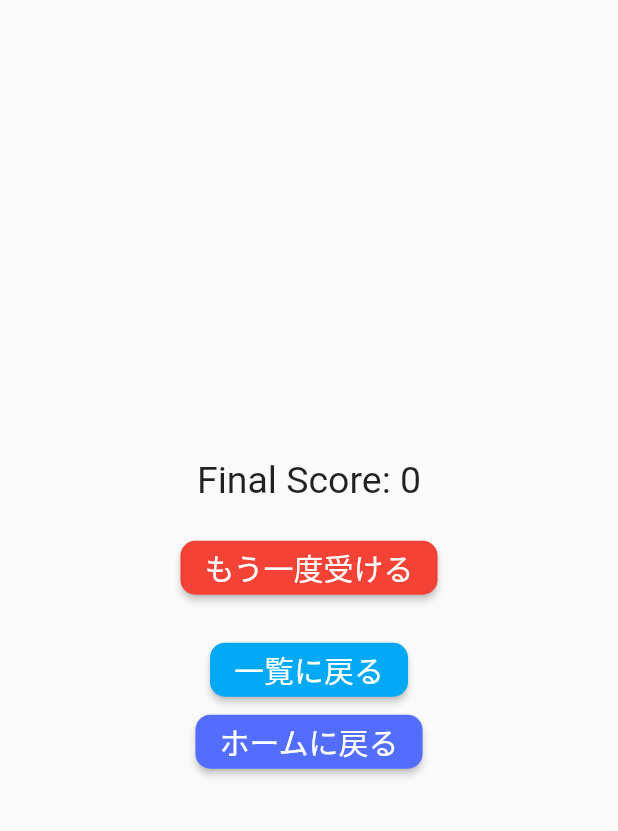
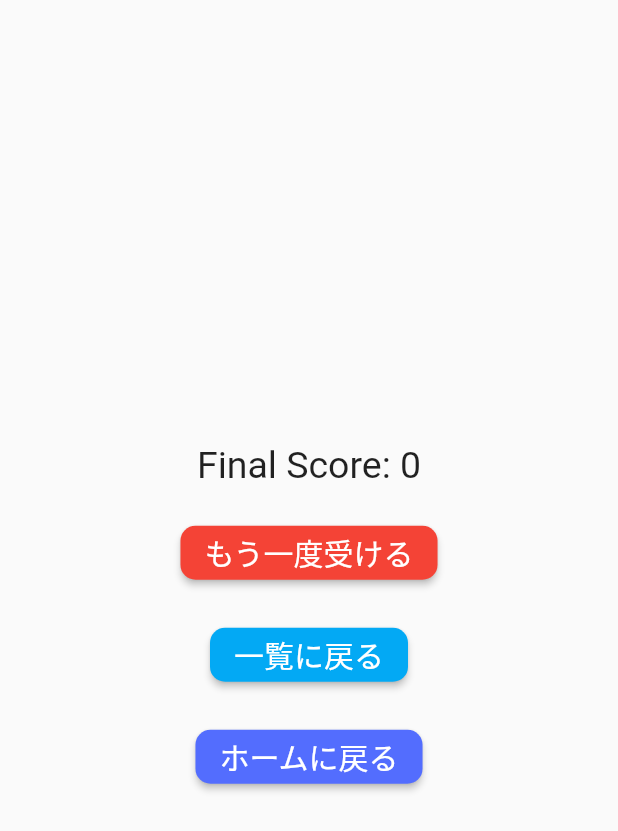
Before and after one commit to yuzusuke/drivebuddy, a Flutter app: the Summary screen opened directly, on a phone screen of 412 x 824 dp. Shown: the top 831 px of the screen. Run offline on Flutter 3.47's test engine with Material 2 defaults, Android fonts, the phone set to English and light mode, and no system bars; our stand-ins replace auto_size_text, firebase_auth; accounts and stored records are empty.

Commit message:
Initial Commit

```diff
--- a/lib/screens/quiz2_screen.dart
+++ b/lib/screens/quiz2_screen.dart
@@ -312,6 +312,7 @@ class Summary extends StatelessWidget{
                           fontSize: 20.0,
                           color: Colors.white
                       ),)),
+                new Padding(padding: EdgeInsets.all(10.0)),
                 new MaterialButton(
                     color: Colors.indigoAccent,
                     shape: RoundedRectangleBorder(
--- a/lib/screens/quiz3_screen.dart
+++ b/lib/screens/quiz3_screen.dart
@@ -315,6 +315,7 @@ class Summary extends StatelessWidget {
                           fontSize: 20.0,
                           color: Colors.white
                       ),)),
+                new Padding(padding: EdgeInsets.all(10.0)),
                 new MaterialButton(
                     color: Colors.indigoAccent,
                     shape: RoundedRectangleBorder(
--- a/lib/screens/quiz4_screen.dart
+++ b/lib/screens/quiz4_screen.dart
@@ -315,6 +315,7 @@ class Summary extends StatelessWidget {
                           fontSize: 20.0,
                           color: Colors.white
                       ),)),
+                new Padding(padding: EdgeInsets.all(10.0)),
                 new MaterialButton(
                     color: Colors.indigoAccent,
                     shape: RoundedRectangleBorder(
--- a/lib/screens/quiz5_screen.dart
+++ b/lib/screens/quiz5_screen.dart
@@ -313,6 +313,9 @@ class Summary extends StatelessWidget {
                           fontSize: 20.0,
                           color: Colors.white
                       ),)),
+
+                new Padding(padding: EdgeInsets.all(10.0)),
+
                 new MaterialButton(
                     color: Colors.indigoAccent,
                     shape: RoundedRectangleBorder(
```
